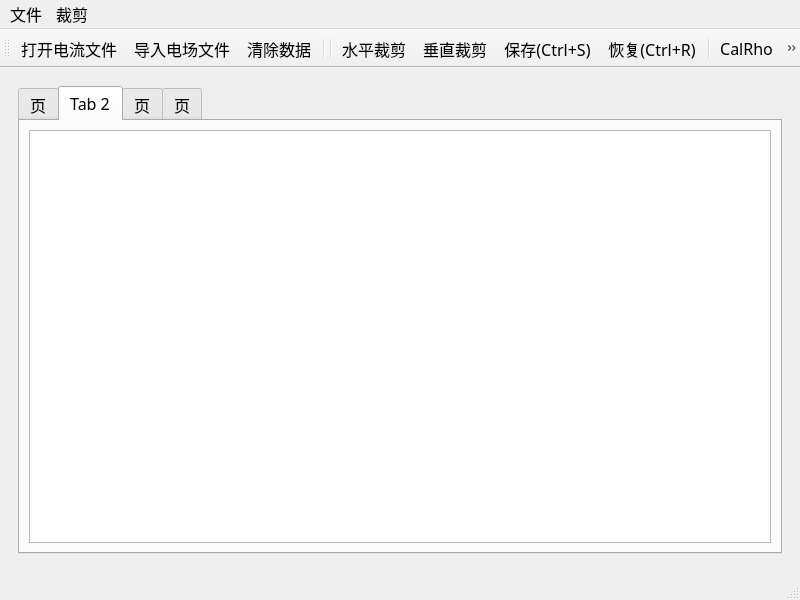
This is mainwindow.ui in 278397935/DataPreprocess as Qt 5 draws it before an edit. The edited form follows.
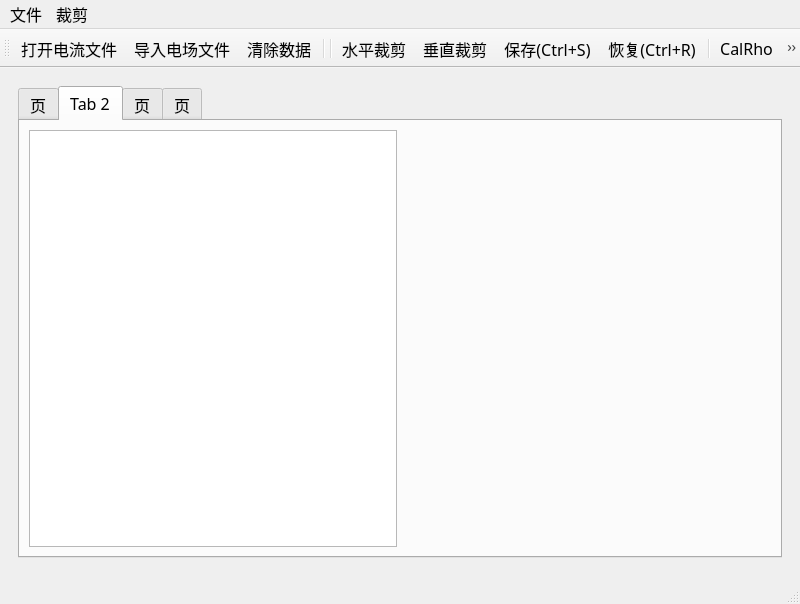
This is the edited form. The open tabs and pages were chosen to show the change. Icons and pictures are not drawn. Custom widgets are drawn as their Qt base class.

What changed in the file:
```diff
--- a/mainwindow.ui
+++ b/mainwindow.ui
@@ -7,7 +7,7 @@
     <x>0</x>
     <y>0</y>
     <width>800</width>
-    <height>600</height>
+    <height>604</height>
    </rect>
   </property>
   <property name="font">
@@ -119,7 +119,21 @@
            </attribute>
            <layout class="QGridLayout" name="gridLayout_3">
             <item row="0" column="0">
-             <widget class="QTableView" name="tableViewRX"/>
+             <layout class="QHBoxLayout" name="horizontalLayout_3" stretch="1,1">
+              <item>
+               <widget class="QTableView" name="tableViewRX">
+                <property name="sizePolicy">
+                 <sizepolicy hsizetype="Preferred" vsizetype="Preferred">
+                  <horstretch>0</horstretch>
+                  <verstretch>0</verstretch>
+                 </sizepolicy>
+                </property>
+               </widget>
+              </item>
+              <item>
+               <widget class="QwtPlot" name="qwtPlotRx"/>
+              </item>
+             </layout>
             </item>
            </layout>
           </widget>
```
Left out of the diff: 18 changed lines with no effect on the pictures.
